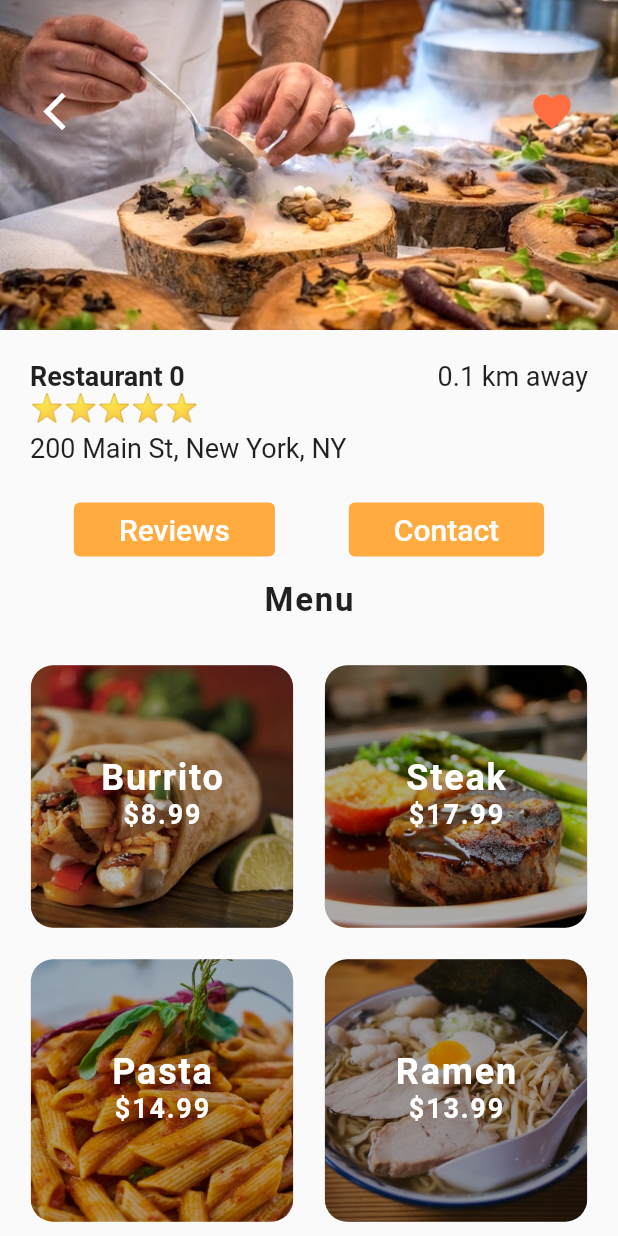
After one commit to abughalib/Flutter-Food-Delivery, a Flutter app: the screen it shows after launch, after a tap on "Restaurant 0", on a phone screen of 412 x 824 dp. The commit adds this screen. Run offline on Flutter 3.47's test engine with Material 2 defaults, Android fonts, the phone set to English and light mode, and no system bars.

Commit message:
added restaurant screen

```diff
--- a/lib/screens/home_screen.dart
+++ b/lib/screens/home_screen.dart
@@ -1,5 +1,6 @@
 import 'package:flutter/material.dart';
 import 'package:flutter_food_delivery_ui/models/restaurant.dart';
+import 'package:flutter_food_delivery_ui/screens/restaurant_screen.dart';
 import 'package:flutter_food_delivery_ui/widgets/rating_stars.dart';
 import 'package:flutter_food_delivery_ui/widgets/recent_orders.dart';
 
@@ -15,7 +16,14 @@ class _HomeScreenState extends State<HomeScreen> {
     List<Widget> restaurantList = [];
     restaurants.forEach((Restaurant restaurant) {
       restaurantList.add(
-        Container(
+        GestureDetector(
+          onTap: () => Navigator.push(
+            context,
+            MaterialPageRoute(
+              builder: (_) => RestaurantScreen(restaturant: restaurant),
+            ),
+          ),
+          child: Container(
             margin: EdgeInsets.symmetric(horizontal: 20.0, vertical: 10.0),
             decoration: BoxDecoration(
               color: Colors.white,
@@ -29,11 +37,14 @@ class _HomeScreenState extends State<HomeScreen> {
               children: <Widget>[
                 ClipRRect(
                   borderRadius: BorderRadius.circular(15.0),
+                  child: Hero(
+                    tag: restaurant.imageUrl,
                     child: Image(
                       image: AssetImage(restaurant.imageUrl),
                       height: 150.0,
                       width: 150.0,
                       fit: BoxFit.cover,
+                    ),
                   ),
                 ),
                 Container(
@@ -73,6 +84,7 @@ class _HomeScreenState extends State<HomeScreen> {
                   ),
                 ),
               ],
+            ),
           ),
         ),
       );
--- /dev/null
+++ b/lib/screens/restaurant_screen.dart
@@ -0,0 +1,219 @@
+import 'package:flutter/material.dart';
+import 'package:flutter_food_delivery_ui/models/food.dart';
+import 'package:flutter_food_delivery_ui/models/restaurant.dart';
+import 'package:flutter_food_delivery_ui/widgets/rating_stars.dart';
+
+class RestaurantScreen extends StatefulWidget {
+  final Restaurant restaturant;
+
+  RestaurantScreen({this.restaturant});
+
+  @override
+  _RestaurantScreenState createState() => _RestaurantScreenState();
+}
+
+class _RestaurantScreenState extends State<RestaurantScreen> {
+  _buildMenuItem(Food menuItem) {
+    return Center(
+      child: Stack(
+        alignment: Alignment.center,
+        children: <Widget>[
+          Container(
+            height: 175.0,
+            width: 175.0,
+            decoration: BoxDecoration(
+              image: DecorationImage(
+                image: AssetImage(menuItem.imageUrl),
+                fit: BoxFit.cover,
+              ),
+              borderRadius: BorderRadius.circular(15.0),
+            ),
+          ),
+          Container(
+            height: 175.0,
+            width: 175.0,
+            decoration: BoxDecoration(
+              borderRadius: BorderRadius.circular(15.0),
+              gradient: LinearGradient(
+                begin: Alignment.topRight,
+                end: Alignment.bottomLeft,
+                colors: [
+                  Colors.black.withOpacity(0.3),
+                  Colors.black87.withOpacity(0.3),
+                  Colors.black54.withOpacity(0.3),
+                  Colors.black38.withOpacity(0.3),
+                ],
+                stops: [0.1, 0.4, 0.6, 0.9],
+              ),
+            ),
+          ),
+          Positioned(
+            bottom: 65.0,
+            child: Column(
+              children: <Widget>[
+                Text(
+                  menuItem.name,
+                  style: TextStyle(
+                    color: Colors.white,
+                    fontSize: 24.0,
+                    fontWeight: FontWeight.bold,
+                    letterSpacing: 1.2,
+                  ),
+                ),
+                Text(
+                  "\$${menuItem.price.toString()}",
+                  style: TextStyle(
+                    color: Colors.white,
+                    fontSize: 18.0,
+                    fontWeight: FontWeight.bold,
+                    letterSpacing: 1.2,
+                  ),
+                ),
+              ],
+            ),
+          ),
+        ],
+      ),
+    );
+  }
+
+  @override
+  Widget build(BuildContext context) {
+    return Scaffold(
+      body: Column(
+        children: <Widget>[
+          Stack(
+            children: <Widget>[
+              Hero(
+                tag: widget.restaturant.imageUrl,
+                child: Image(
+                  height: 220.0,
+                  width: MediaQuery.of(context).size.width,
+                  image: AssetImage(widget.restaturant.imageUrl),
+                  fit: BoxFit.cover,
+                ),
+              ),
+              Padding(
+                padding: EdgeInsets.symmetric(horizontal: 20.0, vertical: 50.0),
+                child: Row(
+                  mainAxisAlignment: MainAxisAlignment.spaceBetween,
+                  children: <Widget>[
+                    IconButton(
+                      icon: Icon(Icons.arrow_back_ios),
+                      color: Colors.white,
+                      iconSize: 30.0,
+                      onPressed: () => Navigator.pop(context),
+                    ),
+                    IconButton(
+                      icon: Icon(Icons.favorite),
+                      color: Theme.of(context).primaryColor,
+                      iconSize: 30.0,
+                      onPressed: () => {},
+                    ),
+                  ],
+                ),
+              ),
+            ],
+          ),
+          Padding(
+            padding: EdgeInsets.all(20.0),
+            child: Column(
+              crossAxisAlignment: CrossAxisAlignment.start,
+              children: <Widget>[
+                Row(
+                  mainAxisAlignment: MainAxisAlignment.spaceBetween,
+                  children: <Widget>[
+                    Text(
+                      widget.restaturant.name,
+                      style: TextStyle(
+                        fontSize: 18.0,
+                        fontWeight: FontWeight.w600,
+                      ),
+                    ),
+                    Text(
+                      '0.1 km away',
+                      style: TextStyle(
+                        fontSize: 18.0,
+                      ),
+                    ),
+                  ],
+                ),
+                RatingStars(widget.restaturant.rating),
+                SizedBox(height: 6.0),
+                Text(
+                  widget.restaturant.address,
+                  style: TextStyle(
+                    fontSize: 18.0,
+                  ),
+                ),
+              ],
+            ),
+          ),
+          Row(
+            mainAxisAlignment: MainAxisAlignment.spaceEvenly,
+            children: <Widget>[
+              TextButton(
+                style: ButtonStyle(
+                  backgroundColor: MaterialStateProperty.all<Color>(
+                    Colors.orangeAccent,
+                  ),
+                  padding: MaterialStateProperty.all(
+                    EdgeInsets.symmetric(horizontal: 30.0),
+                  ),
+                ),
+                child: Text(
+                  'Reviews',
+                  style: TextStyle(
+                    color: Colors.white,
+                    fontSize: 20.0,
+                  ),
+                ),
+                onPressed: () {},
+              ),
+              TextButton(
+                style: ButtonStyle(
+                  backgroundColor: MaterialStateProperty.all<Color>(
+                    Colors.orangeAccent,
+                  ),
+                  padding: MaterialStateProperty.all(
+                    EdgeInsets.symmetric(horizontal: 30.0),
+                  ),
+                ),
+                child: Text(
+                  'Contact',
+                  style: TextStyle(
+                    color: Colors.white,
+                    fontSize: 20.0,
+                  ),
+                ),
+                onPressed: () {},
+              ),
+            ],
+          ),
+          SizedBox(height: 10.0),
+          Center(
+            child: Text(
+              'Menu',
+              style: TextStyle(
+                fontSize: 22.0,
+                fontWeight: FontWeight.w600,
+                letterSpacing: 1.2,
+              ),
+            ),
+          ),
+          SizedBox(height: 10.0),
+          Expanded(
+            child: GridView.count(
+              padding: EdgeInsets.all(10.0),
+              crossAxisCount: 2,
+              children: List.generate(widget.restaturant.menu.length, (index) {
+                Food food = widget.restaturant.menu[index];
+                return _buildMenuItem(food);
+              }),
+            ),
+          ),
+        ],
+      ),
+    );
+  }
+}
```
Lines whose indentation alone changed are shown as unchanged.
